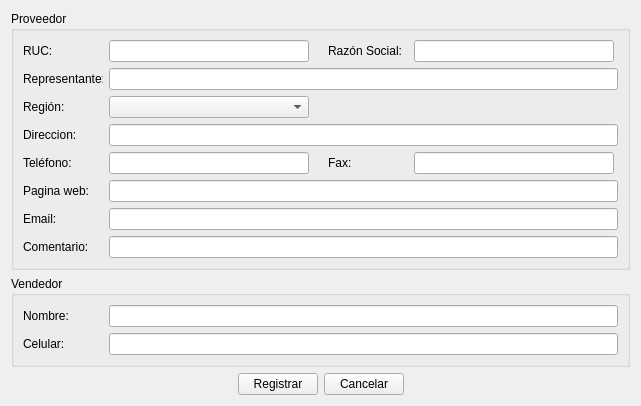
Qt form ManagerM/ui_new_proveedor.ui (janfranco27/TheProyect) before a commit.
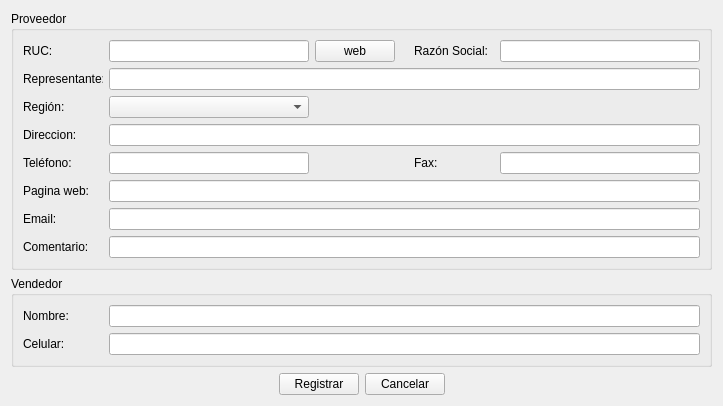
The same form after that commit.

```diff
--- a/ManagerM/ui_new_proveedor.ui
+++ b/ManagerM/ui_new_proveedor.ui
@@ -6,26 +6,22 @@
    <rect>
     <x>0</x>
     <y>0</y>
-    <width>641</width>
-    <height>395</height>
+    <width>718</width>
+    <height>392</height>
    </rect>
   </property>
   <property name="windowTitle">
    <string>Form</string>
   </property>
-  <layout class="QGridLayout" name="gridLayout">
-   <item row="0" column="0">
     <layout class="QVBoxLayout" name="verticalLayout_3">
      <item>
       <widget class="QGroupBox" name="groupBox">
        <property name="title">
         <string>Proveedor</string>
        </property>
-       <layout class="QGridLayout" name="gridLayout_3">
-        <item row="0" column="0">
-         <layout class="QVBoxLayout" name="verticalLayout">
+     <layout class="QVBoxLayout" name="verticalLayout_2">
           <item>
-           <layout class="QHBoxLayout" name="horizontalLayout_14">
+       <layout class="QHBoxLayout" name="horizontalLayout_8">
             <item>
              <widget class="QLabel" name="label_28">
               <property name="minimumSize">
@@ -61,6 +57,13 @@
               </property>
              </widget>
             </item>
+        <item>
+         <widget class="QPushButton" name="pushButton_link">
+          <property name="text">
+           <string>web</string>
+          </property>
+         </widget>
+        </item>
             <item>
              <spacer name="horizontalSpacer_12">
               <property name="orientation">
@@ -72,7 +75,7 @@
               <property name="sizeHint" stdset="0">
                <size>
                 <width>13</width>
-                <height>14</height>
+            <height>20</height>
                </size>
               </property>
              </spacer>
@@ -115,7 +118,7 @@
            </layout>
           </item>
           <item>
-           <layout class="QHBoxLayout" name="horizontalLayout_15">
+       <layout class="QHBoxLayout" name="horizontalLayout_7">
             <item>
              <widget class="QLabel" name="label_31">
               <property name="minimumSize">
@@ -148,7 +151,7 @@
            </layout>
           </item>
           <item>
-           <layout class="QHBoxLayout" name="horizontalLayout_2">
+       <layout class="QHBoxLayout" name="horizontalLayout_6">
             <item>
              <widget class="QLabel" name="label_region">
               <property name="minimumSize">
@@ -185,7 +188,7 @@
               </property>
               <property name="sizeHint" stdset="0">
                <size>
-                <width>40</width>
+            <width>102</width>
                 <height>20</height>
                </size>
               </property>
@@ -194,7 +197,7 @@
            </layout>
           </item>
           <item>
-           <layout class="QHBoxLayout" name="horizontalLayout_16">
+       <layout class="QHBoxLayout" name="horizontalLayout_5">
             <item>
              <widget class="QLabel" name="label_29">
               <property name="minimumSize">
@@ -227,7 +230,7 @@
            </layout>
           </item>
           <item>
-           <layout class="QHBoxLayout" name="horizontalLayout_17">
+       <layout class="QHBoxLayout" name="horizontalLayout">
             <item>
              <widget class="QLabel" name="label_27">
               <property name="minimumSize">
@@ -268,13 +271,10 @@
               <property name="orientation">
                <enum>Qt::Horizontal</enum>
               </property>
-              <property name="sizeType">
-               <enum>QSizePolicy::Fixed</enum>
-              </property>
               <property name="sizeHint" stdset="0">
                <size>
-                <width>13</width>
-                <height>14</height>
+            <width>81</width>
+            <height>20</height>
                </size>
               </property>
              </spacer>
@@ -317,7 +317,7 @@
            </layout>
           </item>
           <item>
-           <layout class="QHBoxLayout" name="horizontalLayout_19">
+       <layout class="QHBoxLayout" name="horizontalLayout_2">
             <item>
              <widget class="QLabel" name="label_34">
               <property name="minimumSize">
@@ -350,7 +350,7 @@
            </layout>
           </item>
           <item>
-           <layout class="QHBoxLayout" name="horizontalLayout_20">
+       <layout class="QHBoxLayout" name="horizontalLayout_3">
             <item>
              <widget class="QLabel" name="label_33">
               <property name="minimumSize">
@@ -383,7 +383,7 @@
            </layout>
           </item>
           <item>
-           <layout class="QHBoxLayout" name="horizontalLayout_21">
+       <layout class="QHBoxLayout" name="horizontalLayout_4">
             <item>
              <widget class="QLabel" name="label_26">
               <property name="minimumSize">
@@ -416,8 +416,6 @@
            </layout>
           </item>
          </layout>
-        </item>
-       </layout>
       </widget>
      </item>
      <item>
@@ -425,11 +423,9 @@
        <property name="title">
         <string>Vendedor</string>
        </property>
-       <layout class="QGridLayout" name="gridLayout_4">
-        <item row="0" column="0">
-         <layout class="QVBoxLayout" name="verticalLayout_2">
+     <layout class="QVBoxLayout" name="verticalLayout">
           <item>
-           <layout class="QHBoxLayout" name="horizontalLayout_22">
+       <layout class="QHBoxLayout" name="horizontalLayout_9">
             <item>
              <widget class="QLabel" name="label_36">
               <property name="minimumSize">
@@ -462,7 +458,7 @@
            </layout>
           </item>
           <item>
-           <layout class="QHBoxLayout" name="horizontalLayout_23">
+       <layout class="QHBoxLayout" name="horizontalLayout_10">
             <item>
              <widget class="QLabel" name="label_comentario">
               <property name="minimumSize">
@@ -495,8 +491,6 @@
            </layout>
           </item>
          </layout>
-        </item>
-       </layout>
       </widget>
      </item>
      <item>
@@ -544,8 +538,12 @@
       </layout>
      </item>
     </layout>
-   </item>
-  </layout>
+  <zorder>groupBox_2</zorder>
+  <zorder>groupBox_2</zorder>
+  <zorder></zorder>
+  <zorder></zorder>
+  <zorder>groupBox_2</zorder>
+  <zorder>groupBox</zorder>
  </widget>
  <resources/>
  <connections/>
```
Left out of the diff: 8 changed lines with no effect on the pictures. Lines whose indentation alone changed are shown as unchanged.
